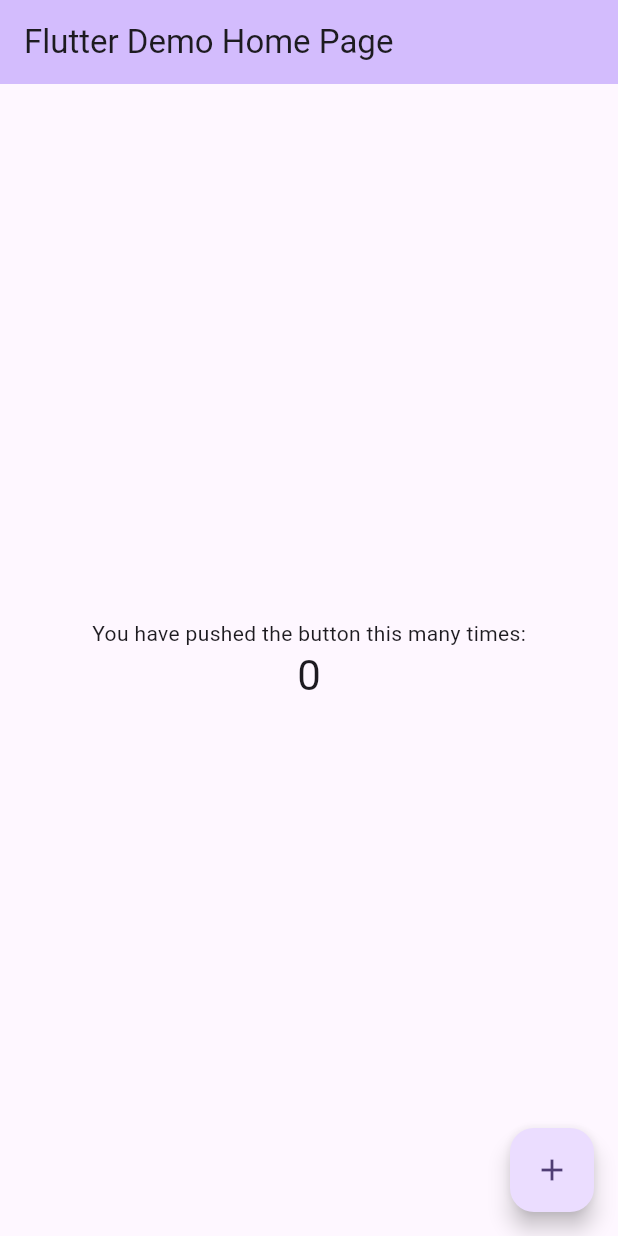
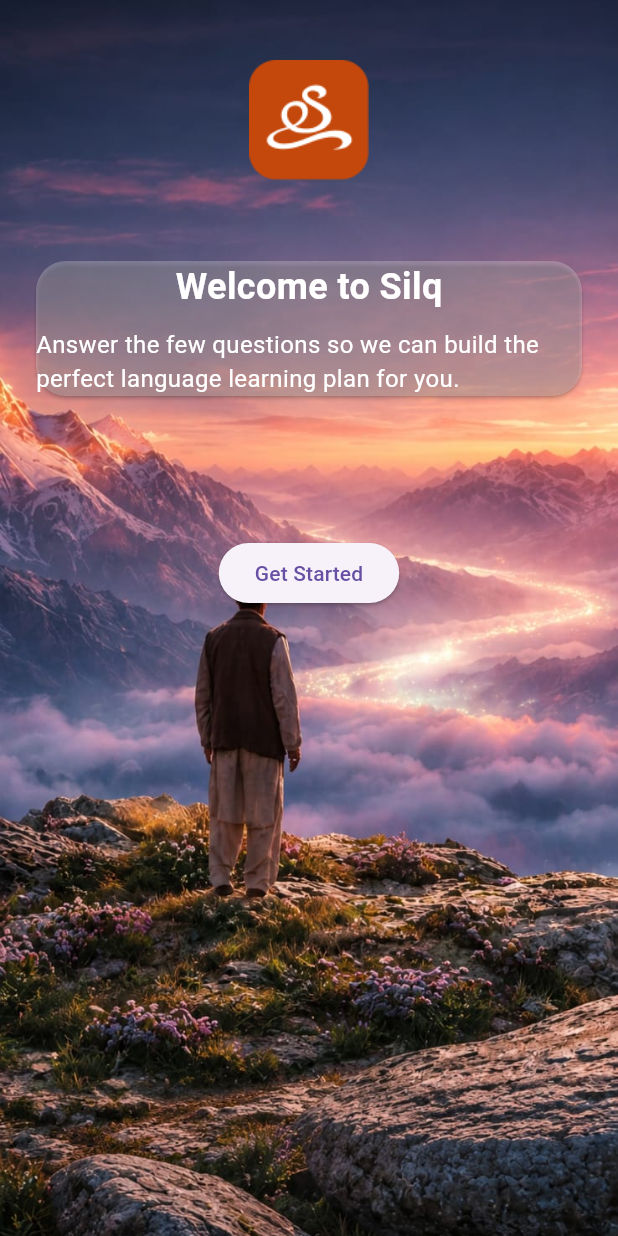
Before and after one commit to Laraib-T/my_projects, a Flutter app: the screen it shows after launch, on a phone screen of 412 x 824 dp. Run offline on Flutter 3.47's test engine with Material 3 defaults, Android fonts, the phone set to English and light mode, and no system bars; Roboto replaces fonts that are missing (PlayfairDisplay, calibri).

Commit message:
UI Completed

```diff
--- a/lib/main.dart
+++ b/lib/main.dart
@@ -3,119 +3,94 @@ import 'package:flutter/material.dart';
 void main() {
   runApp(const MyApp());
 }
-
 class MyApp extends StatelessWidget {
   const MyApp({super.key});
 
-  // This widget is the root of your application.
   @override
   Widget build(BuildContext context) {
     return MaterialApp(
-      title: 'Flutter Demo',
-      theme: ThemeData(
-        // This is the theme of your application.
-        //
-        // TRY THIS: Try running your application with "flutter run". You'll see
-        // the application has a purple toolbar. Then, without quitting the app,
-        // try changing the seedColor in the colorScheme below to Colors.green
-        // and then invoke "hot reload" (save your changes or press the "hot
-        // reload" button in a Flutter-supported IDE, or press "r" if you used
-        // the command line to start the app).
-        //
-        // Notice that the counter didn't reset back to zero; the application
-        // state is not lost during the reload. To reset the state, use hot
-        // restart instead.
-        //
-        // This works for code too, not just values: Most code changes can be
-        // tested with just a hot reload.
-        colorScheme: .fromSeed(seedColor: Colors.deepPurple),
-      ),
-      home: const MyHomePage(title: 'Flutter Demo Home Page'),
+      debugShowCheckedModeBanner: false,
+      home: const WelcomeScreen(),
     );
   }
 }
-
-class MyHomePage extends StatefulWidget {
-  const MyHomePage({super.key, required this.title});
-
-  // This widget is the home page of your application. It is stateful, meaning
-  // that it has a State object (defined below) that contains fields that affect
-  // how it looks.
-
-  // This class is the configuration for the state. It holds the values (in this
-  // case the title) provided by the parent (in this case the App widget) and
-  // used by the build method of the State. Fields in a Widget subclass are
-  // always marked "final".
-
-  final String title;
-
-  @override
-  State<MyHomePage> createState() => _MyHomePageState();
-}
-
-class _MyHomePageState extends State<MyHomePage> {
-  int _counter = 0;
-
-  void _incrementCounter() {
-    setState(() {
-      // This call to setState tells the Flutter framework that something has
-      // changed in this State, which causes it to rerun the build method below
-      // so that the display can reflect the updated values. If we changed
-      // _counter without calling setState(), then the build method would not be
-      // called again, and so nothing would appear to happen.
-      _counter++;
-    });
-  }
-
+class WelcomeScreen extends StatelessWidget {
+  const WelcomeScreen({super.key});
   @override
   Widget build(BuildContext context) {
-    // This method is rerun every time setState is called, for instance as done
-    // by the _incrementCounter method above.
-    //
-    // The Flutter framework has been optimized to make rerunning build methods
-    // fast, so that you can just rebuild anything that needs updating rather
-    // than having to individually change instances of widgets.
     return Scaffold(
-      appBar: AppBar(
-        // TRY THIS: Try changing the color here to a specific color (to
-        // Colors.amber, perhaps?) and trigger a hot reload to see the AppBar
-        // change color while the other colors stay the same.
-        backgroundColor: Theme.of(context).colorScheme.inversePrimary,
-        // Here we take the value from the MyHomePage object that was created by
-        // the App.build method, and use it to set our appbar title.
-        title: Text(widget.title),
+      body: Stack(
+        children: [
+         SizedBox(
+        width: double.infinity,
+        height: double.infinity,
+      child: Image.asset(
+        'Assets/bg.jpg',
+        fit: BoxFit.cover,
       ),
-      body: Center(
-        // Center is a layout widget. It takes a single child and positions it
-        // in the middle of the parent.
+      ),
+      SafeArea(
         child: Column(
-          // Column is also a layout widget. It takes a list of children and
-          // arranges them vertically. By default, it sizes itself to fit its
-          // children horizontally, and tries to be as tall as its parent.
-          //
-          // Column has various properties to control how it sizes itself and
-          // how it positions its children. Here we use mainAxisAlignment to
-          // center the children vertically; the main axis here is the vertical
-          // axis because Columns are vertical (the cross axis would be
-          // horizontal).
-          //
-          // TRY THIS: Invoke "debug painting" (choose the "Toggle Debug Paint"
-          // action in the IDE, or press "p" in the console), to see the
-          // wireframe for each widget.
-          mainAxisAlignment: .center,
-          children: [
-            const Text('You have pushed the button this many times:'),
-            Text(
-              '$_counter',
-              style: Theme.of(context).textTheme.headlineMedium,
+          crossAxisAlignment: CrossAxisAlignment.center,
+          children:[
+            SizedBox(height: 40),
+           Center(
+              child: Image.asset(
+                'Assets/logo.png',
+                width: 80,
+                height: 80,
+              ),
             ),
+            SizedBox(height: 30),
+            Padding(
+                    padding: const EdgeInsets.all(20),
+            child:Card(
+              color: Colors.white.withValues(alpha: 0.25),
+               shape: RoundedRectangleBorder(
+              borderRadius: BorderRadius.circular(20),
+              ),
+                child:Column(
+                  children: [
+                    Text(
+                      'Welcome to Silq',
+                      style: TextStyle(
+                        fontSize: 24,
+                        fontWeight: FontWeight.bold,
+                        color: Colors.white,
+                        fontFamily: 'PlayfairDisplay',
+                      ),
+                    ),
+                    SizedBox(height: 10),
+                    Text(
+                      'Answer the few questions so we can build the perfect language learning plan for you.',
+                      style: TextStyle(
+                        fontSize: 16,
+                        fontWeight: FontWeight.normal,
+                        color: Colors.white,
+                        fontFamily: 'calibri',
+                      ),
+                    ),
+                  ],
+                ),
+              ),
+            ),
+            SizedBox(height: 50),
+            Padding(
+              padding: const EdgeInsets.all(20),
+
+              child: ElevatedButton(
+                onPressed: () {
+                  // Handle button press
+                },
+
+
+                child: Text('Get Started'),
+              )
+            )
           ],
-        ),
-      ),
-      floatingActionButton: FloatingActionButton(
-        onPressed: _incrementCounter,
-        tooltip: 'Increment',
-        child: const Icon(Icons.add),
+            ),
+          ),
+        ],
       ),
     );
   }
```
Also changed, not shown: pubspec.yaml (+4 -3 lines), Assets/bg.jpg, Assets/logo.png.
